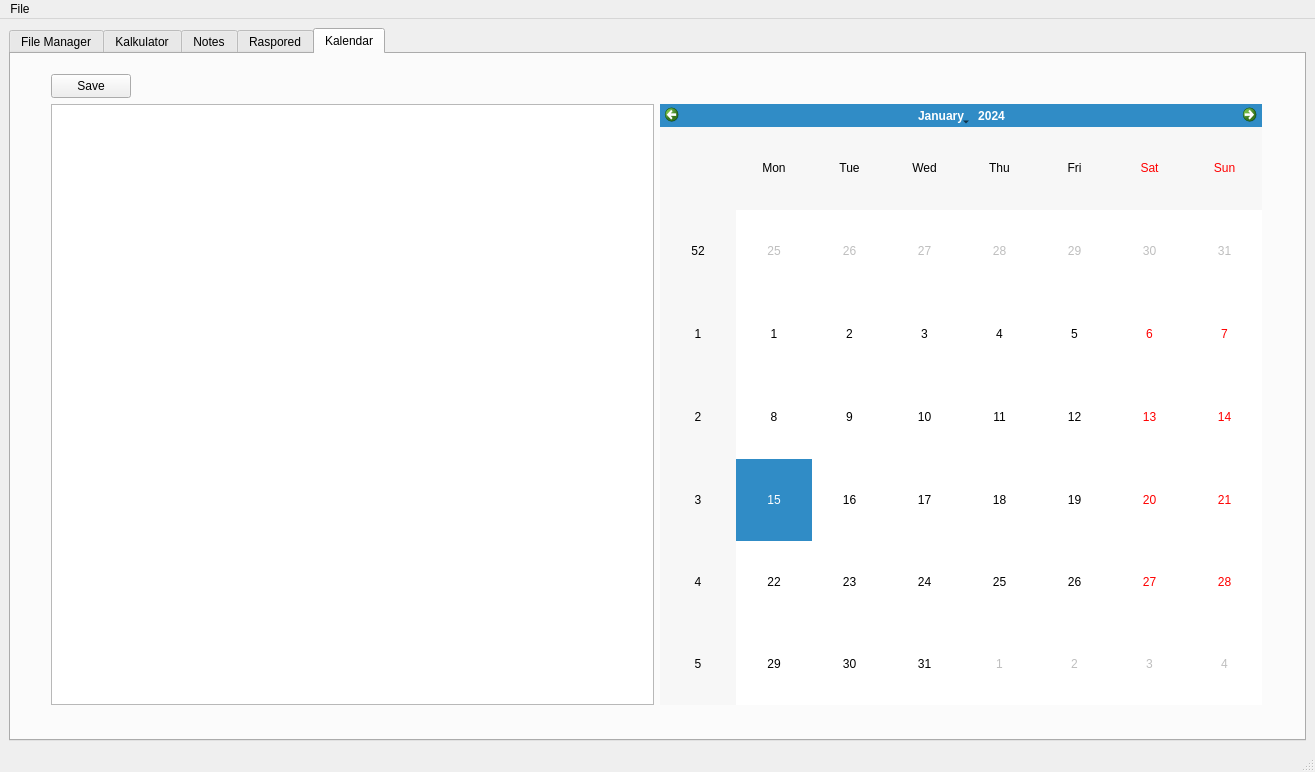
This is matfHub/mainwindow.ui in milalukic/matfHub as Qt 5 draws it before an edit. The edited form follows.
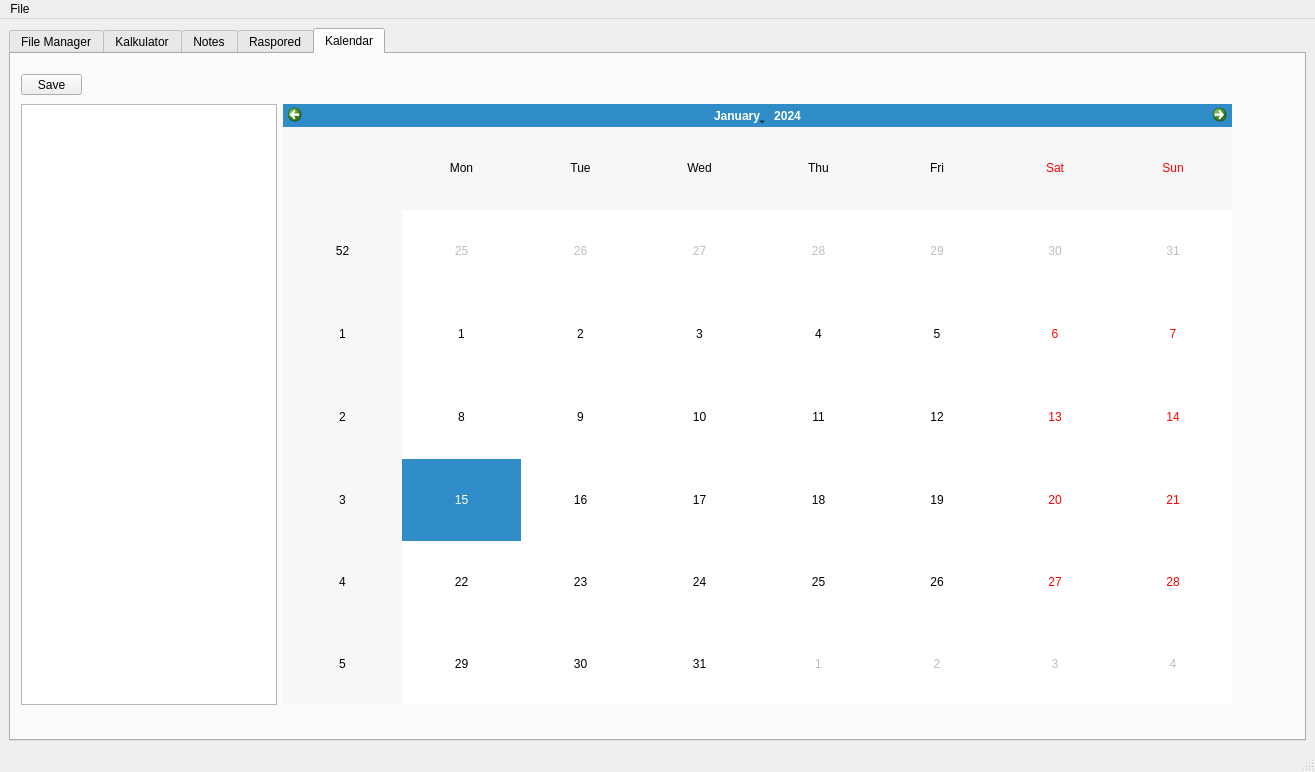
This is the edited form. Icons and pictures are not drawn.

The edit to the form file:
```diff
--- a/matfHub/mainwindow.ui
+++ b/matfHub/mainwindow.ui
@@ -2507,7 +2507,7 @@
        <widget class="QWidget" name="horizontalLayoutWidget_2">
         <property name="geometry">
          <rect>
-          <x>40</x>
+          <x>10</x>
           <y>50</y>
           <width>1211</width>
           <height>601</height>
@@ -2515,20 +2515,34 @@
         </property>
         <layout class="QHBoxLayout" name="horizontalLayout_3">
          <item>
-          <widget class="QTextEdit" name="textEdit_2"/>
+          <widget class="QTextEdit" name="textEdit_2">
+           <property name="sizePolicy">
+            <sizepolicy hsizetype="Minimum" vsizetype="Expanding">
+             <horstretch>0</horstretch>
+             <verstretch>0</verstretch>
+            </sizepolicy>
+           </property>
+          </widget>
          </item>
          <item>
-          <widget class="QCalendarWidget" name="calendarWidget"/>
+          <widget class="QCalendarWidget" name="calendarWidget">
+           <property name="sizePolicy">
+            <sizepolicy hsizetype="Preferred" vsizetype="Preferred">
+             <horstretch>0</horstretch>
+             <verstretch>0</verstretch>
+            </sizepolicy>
+           </property>
+          </widget>
          </item>
         </layout>
        </widget>
        <widget class="QPushButton" name="pushButton">
         <property name="geometry">
          <rect>
-          <x>40</x>
+          <x>10</x>
           <y>20</y>
-          <width>80</width>
-          <height>24</height>
+          <width>61</width>
+          <height>21</height>
          </rect>
         </property>
         <property name="text">
```
